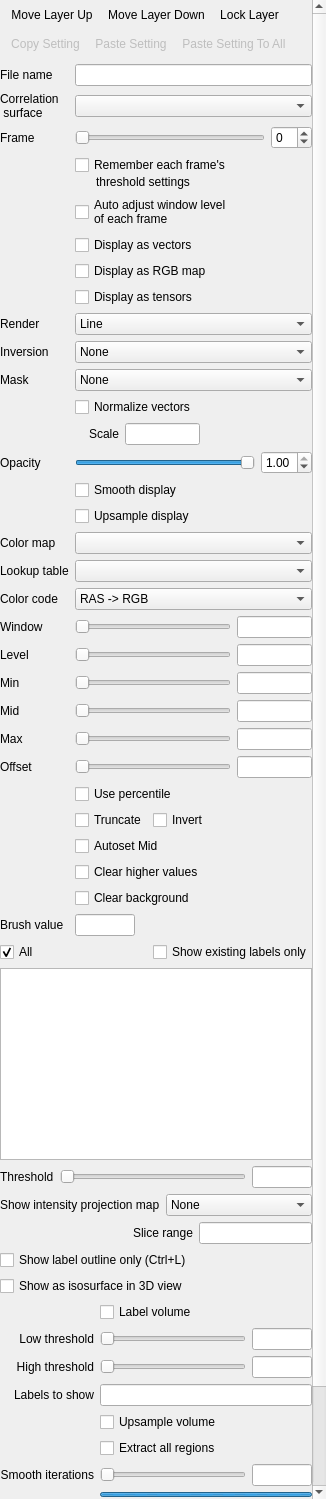
Old version of the form freeview/PanelVolume.ui in the repository freesurfer/freesurfer.
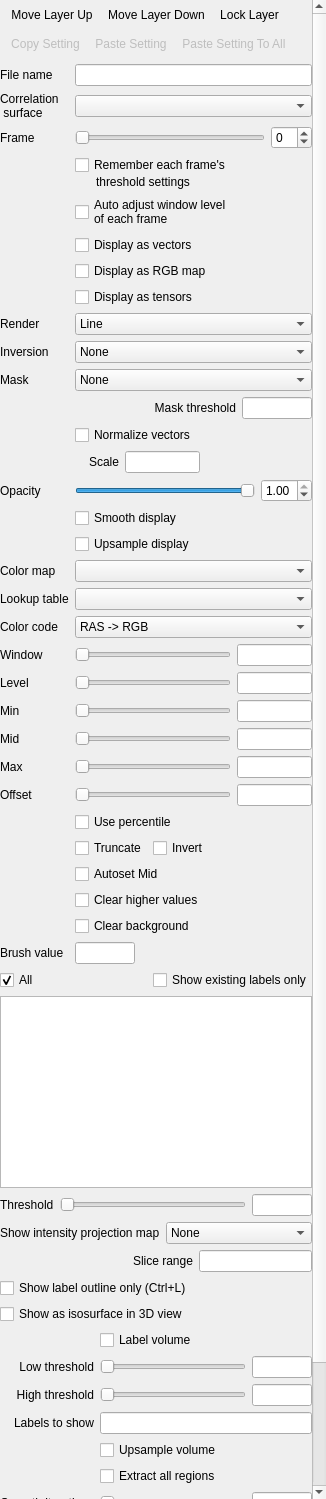
New version of the form. Icons and pictures are not drawn. Custom widgets are drawn as their Qt base class.

Commit message: option to set threshold for volume mask

What changed in the file:
```diff
--- a/freeview/PanelVolume.ui
+++ b/freeview/PanelVolume.ui
@@ -26,9 +26,9 @@
    <property name="geometry">
     <rect>
      <x>0</x>
-     <y>-214</y>
+     <y>0</y>
      <width>312</width>
-     <height>1728</height>
+     <height>1759</height>
     </rect>
    </property>
    <layout class="QVBoxLayout" name="verticalLayout">
@@ -88,31 +88,40 @@
     </item>
     <item>
      <layout class="QGridLayout" name="gridLayout_2">
-      <item row="0" column="0">
-       <widget class="QLabel" name="labelFileName">
-        <property name="text">
-         <string>File name</string>
-        </property>
-       </widget>
+      <item row="21" column="1">
+       <layout class="QHBoxLayout" name="horizontalLayout_10">
+        <item>
+         <widget class="QSlider" name="sliderLevel">
+          <property name="maximum">
+           <number>100</number>
+          </property>
+          <property name="orientation">
+           <enum>Qt::Horizontal</enum>
+          </property>
+         </widget>
+        </item>
+        <item>
+         <widget class="QLineEdit" name="lineEditLevel">
+          <property name="sizePolicy">
+           <sizepolicy hsizetype="Fixed" vsizetype="Fixed">
+            <horstretch>0</horstretch>
+            <verstretch>0</verstretch>
+           </sizepolicy>
+          </property>
+          <property name="maximumSize">
+           <size>
+            <width>75</width>
+            <height>16777215</height>
+           </size>
+          </property>
+         </widget>
+        </item>
+       </layout>
       </item>
-      <item row="0" column="1">
-       <widget class="QLineEdit" name="lineEditFileName">
-        <property name="readOnly">
-         <bool>true</bool>
-        </property>
-       </widget>
-      </item>
-      <item row="2" column="0">
-       <widget class="QLabel" name="labelFrame">
-        <property name="text">
-         <string>Frame</string>
-        </property>
-       </widget>
-      </item>
-      <item row="2" column="1">
-       <layout class="QHBoxLayout" name="horizontalLayout">
+      <item row="22" column="1">
+       <layout class="QHBoxLayout" name="horizontalLayout_9">
         <item>
-         <widget class="QSlider" name="sliderFrame">
+         <widget class="QSlider" name="sliderMin">
           <property name="maximum">
            <number>100</number>
           </property>
@@ -122,37 +131,101 @@
          </widget>
         </item>
         <item>
-         <widget class="QSpinBox" name="spinBoxFrame">
-          <property name="wrapping">
-           <bool>true</bool>
+         <widget class="QLineEdit" name="lineEditMin">
+          <property name="sizePolicy">
+           <sizepolicy hsizetype="Fixed" vsizetype="Fixed">
+            <horstretch>0</horstretch>
+            <verstretch>0</verstretch>
+           </sizepolicy>
           </property>
-          <property name="minimum">
-           <number>0</number>
+          <property name="maximumSize">
+           <size>
+            <width>75</width>
+            <height>16777215</height>
+           </size>
           </property>
          </widget>
         </item>
        </layout>
       </item>
-      <item row="5" column="1">
-       <widget class="QCheckBox" name="checkBoxDisplayVector">
-        <property name="text">
-         <string>Display as vectors</string>
-        </property>
-       </widget>
+      <item row="27" column="1">
+       <layout class="QHBoxLayout" name="horizontalLayout_17">
+        <item>
+         <widget class="QLineEdit" name="lineEditBrushValue">
+          <property name="maximumSize">
+           <size>
+            <width>60</width>
+            <height>16777215</height>
+           </size>
+          </property>
+          <property name="focusPolicy">
+           <enum>Qt::WheelFocus</enum>
+          </property>
+          <property name="toolTip">
+           <string>Enter partial name to search</string>
+          </property>
+         </widget>
+        </item>
+        <item>
+         <widget class="QLabel" name="colorLabelBrushValue">
+          <property name="minimumSize">
+           <size>
+            <width>40</width>
+            <height>0</height>
+           </size>
+          </property>
+          <property name="text">
+           <string/>
+          </property>
+          <property name="margin">
+           <number>3</number>
+          </property>
+         </widget>
+        </item>
+        <item>
+         <spacer name="horizontalSpacer">
+          <property name="orientation">
+           <enum>Qt::Horizontal</enum>
+          </property>
+          <property name="sizeHint" stdset="0">
+           <size>
+            <width>0</width>
+            <height>0</height>
+           </size>
+          </property>
+         </spacer>
+        </item>
+       </layout>
       </item>
-      <item row="7" column="1">
-       <widget class="QCheckBox" name="checkBoxDisplayTensor">
-        <property name="text">
-         <string>Display as tensors</string>
-        </property>
-       </widget>
-      </item>
-      <item row="8" column="0">
-       <widget class="QLabel" name="labelRenderObject">
-        <property name="text">
-         <string>Render</string>
-        </property>
-       </widget>
+      <item row="23" column="1">
+       <layout class="QHBoxLayout" name="horizontalLayout_7">
+        <item>
+         <widget class="QSlider" name="sliderMid">
+          <property name="maximum">
+           <number>100</number>
+          </property>
+          <property name="orientation">
+           <enum>Qt::Horizontal</enum>
+          </property>
+         </widget>
+        </item>
+        <item>
+         <widget class="QLineEdit" name="lineEditMid">
+          <property name="sizePolicy">
+           <sizepolicy hsizetype="Fixed" vsizetype="Fixed">
+            <horstretch>0</horstretch>
+            <verstretch>0</verstretch>
+           </sizepolicy>
+          </property>
+          <property name="maximumSize">
+           <size>
+            <width>75</width>
+            <height>16777215</height>
+           </size>
+          </property>
+         </widget>
+        </item>
+       </layout>
       </item>
       <item row="8" column="1">
        <widget class="QComboBox" name="comboBoxRenderObject">
@@ -173,132 +246,161 @@
         </item>
        </widget>
       </item>
-      <item row="9" column="0">
-       <widget class="QLabel" name="labelInversion">
-        <property name="text">
-         <string>Inversion</string>
-        </property>
-       </widget>
-      </item>
-      <item row="9" column="1">
-       <widget class="QComboBox" name="comboBoxInversion">
-        <item>
-         <property name="text">
-          <string>None</string>
-         </property>
-        </item>
-        <item>
-         <property name="text">
-          <string>Invert X</string>
-         </property>
-        </item>
-        <item>
-         <property name="text">
-          <string>Invert Y</string>
-         </property>
-        </item>
-        <item>
-         <property name="text">
-          <string>Invert Z</string>
-         </property>
-        </item>
-       </widget>
-      </item>
-      <item row="10" column="0">
-       <widget class="QLabel" name="labelMask">
-        <property name="text">
-         <string>Mask</string>
-        </property>
-       </widget>
-      </item>
-      <item row="10" column="1">
-       <widget class="QComboBox" name="comboBoxMask">
-        <item>
-         <property name="text">
-          <string>None</string>
-         </property>
-        </item>
-       </widget>
-      </item>
-      <item row="13" column="0">
+      <item row="14" column="0">
        <widget class="QLabel" name="labelOpacity">
         <property name="text">
          <string>Opacity</string>
         </property>
        </widget>
       </item>
-      <item row="13" column="1">
-       <layout class="QHBoxLayout" name="horizontalLayout_2">
-        <item>
-         <widget class="QSlider" name="sliderOpacity">
-          <property name="maximum">
-           <number>100</number>
-          </property>
-          <property name="value">
-           <number>100</number>
-          </property>
-          <property name="orientation">
-           <enum>Qt::Horizontal</enum>
-          </property>
-         </widget>
-        </item>
-        <item>
-         <widget class="QDoubleSpinBox" name="doubleSpinBoxOpacity">
-          <property name="maximum">
-           <double>1.000000000000000</double>
-          </property>
-          <property name="singleStep">
-           <double>0.100000000000000</double>
-          </property>
-          <property name="value">
-           <double>1.000000000000000</double>
-          </property>
-         </widget>
-        </item>
-       </layout>
-      </item>
-      <item row="14" column="1">
-       <widget class="QCheckBox" name="checkBoxSmooth">
-        <property name="text">
-         <string>Smooth display</string>
-        </property>
-       </widget>
-      </item>
       <item row="16" column="1">
-       <widget class="QComboBox" name="comboBoxColorMap"/>
-      </item>
-      <item row="15" column="1">
        <widget class="QCheckBox" name="checkBoxUpsample">
         <property name="text">
          <string>Upsample display</string>
         </property>
        </widget>
       </item>
-      <item row="16" column="0">
-       <widget class="QLabel" name="labelColorMap">
-        <property name="text">
-         <string>Color map</string>
-        </property>
-       </widget>
+      <item row="13" column="1">
+       <layout class="QHBoxLayout" name="horizontalLayout_8">
+        <item>
+         <spacer name="horizontalSpacer_6">
+          <property name="orientation">
+           <enum>Qt::Horizontal</enum>
+          </property>
+          <property name="sizeType">
+           <enum>QSizePolicy::Fixed</enum>
+          </property>
+          <property name="sizeHint" stdset="0">
+           <size>
+            <width>14</width>
+            <height>0</height>
+           </size>
+          </property>
+         </spacer>
+        </item>
+        <item>
+         <widget class="QLabel" name="labelVectorScale">
+          <property name="text">
+           <string>Scale</string>
+          </property>
+          <property name="alignment">
+           <set>Qt::AlignRight|Qt::AlignTrailing|Qt::AlignVCenter</set>
+          </property>
+          <property name="margin">
+           <number>0</number>
+          </property>
+          <property name="indent">
+           <number>-1</number>
+          </property>
+         </widget>
+        </item>
+        <item>
+         <widget class="QLineEdit" name="lineEditVectorScale">
+          <property name="sizePolicy">
+           <sizepolicy hsizetype="Fixed" vsizetype="Fixed">
+            <horstretch>0</horstretch>
+            <verstretch>0</verstretch>
+           </sizepolicy>
+          </property>
+          <property name="maximumSize">
+           <size>
+            <width>75</width>
+            <height>16777215</height>
+           </size>
+          </property>
+         </widget>
+        </item>
+        <item>
+         <spacer name="horizontalSpacer_5">
+          <property name="orientation">
+           <enum>Qt::Horizontal</enum>
+          </property>
+          <property name="sizeHint" stdset="0">
+           <size>
+            <width>0</width>
+            <height>0</height>
+           </size>
+          </property>
+         </spacer>
+        </item>
+       </layout>
       </item>
-      <item row="17" column="1">
-       <widget class="QComboBox" name="comboBoxLookUpTable"/>
-      </item>
-      <item row="17" column="0">
-       <widget class="QLabel" name="labelLookUpTable">
-        <property name="text">
-         <string>Lookup table</string>
-        </property>
-       </widget>
-      </item>
-      <item row="18" column="0">
-       <widget class="QLabel" name="labelDirectionCode">
-        <property name="text">
-         <string>Color code</string>
-        </property>
-       </widget>
+      <item row="25" column="1">
+       <layout class="QHBoxLayout" name="horizontalLayout_14">
+        <item>
+         <widget class="QSlider" name="sliderOffset">
+          <property name="maximum">
+           <number>100</number>
+          </property>
+          <property name="orientation">
+           <enum>Qt::Horizontal</enum>
+          </property>
+         </widget>
+        </item>
+        <item>
+         <widget class="QLineEdit" name="lineEditOffset">
+          <property name="sizePolicy">
+           <sizepolicy hsizetype="Fixed" vsizetype="Fixed">
+            <horstretch>0</horstretch>
+            <verstretch>0</verstretch>
+           </sizepolicy>
+          </property>
+          <property name="maximumSize">
+           <size>
+            <width>75</width>
+            <height>16777215</height>
+           </size>
+          </property>
+         </widget>
+        </item>
+       </layout>
       </item>
       <item row="18" column="1">
+       <widget class="QComboBox" name="comboBoxLookUpTable"/>
+      </item>
+      <item row="21" column="0">
+       <widget class="QLabel" name="labelLevel">
+        <property name="text">
+         <string>Level</string>
+        </property>
+       </widget>
+      </item>
+      <item row="20" column="0">
+       <widget class="QLabel" name="labelWindow">
+        <property name="text">
+         <string>Window</string>
+        </property>
+       </widget>
+      </item>
+      <item row="2" column="0">
+       <widget class="QLabel" name="labelFrame">
+        <property name="text">
+         <string>Frame</string>
+        </property>
+       </widget>
+      </item>
+      <item row="8" column="0">
+       <widget class="QLabel" name="labelRenderObject">
+        <property name="text">
+         <string>Render</string>
+        </property>
+       </widget>
+      </item>
+      <item row="6" column="1">
+       <widget class="QCheckBox" name="checkBoxDisplayRGB">
+        <property name="text">
+         <string>Display as RGB map</string>
+        </property>
+       </widget>
+      </item>
+      <item row="25" column="0">
+       <widget class="QLabel" name="labelOffset">
+        <property name="text">
+         <string>Offset</string>
+        </property>
+       </widget>
+      </item>
+      <item row="19" column="1">
        <widget class="QComboBox" name="comboBoxDirectionCode">
         <item>
          <property name="text">
@@ -332,158 +434,89 @@
         </item>
        </widget>
       </item>
-      <item row="19" column="0">
-       <widget class="QLabel" name="labelWindow">
-        <property name="text">
-         <string>Window</string>
+      <item row="3" column="1">
+       <layout class="QVBoxLayout" name="verticalLayout_2">
+        <property name="spacing">
+         <number>0</number>
         </property>
-       </widget>
-      </item>
-      <item row="19" column="1">
-       <layout class="QHBoxLayout" name="horizontalLayout_6">
         <item>
-         <widget class="QSlider" name="sliderWindow">
-          <property name="maximum">
-           <number>100</number>
+         <widget class="QCheckBox" name="checkBoxRememberFrame">
+          <property name="text">
+           <string>Remember each frame's</string>
           </property>
-          <property name="orientation">
-           <enum>Qt::Horizontal</enum>
-          </property>
          </widget>
         </item>
         <item>
-         <widget class="QLineEdit" name="lineEditWindow">
+         <widget class="QLabel" name="labelRememberFrame">
           <property name="sizePolicy">
-           <sizepolicy hsizetype="Fixed" vsizetype="Fixed">
-            <horstretch>0</horstretch>
+           <sizepolicy hsizetype="Preferred" vsizetype="Preferred">
+            <horstretch>1</horstretch>
             <verstretch>0</verstretch>
            </sizepolicy>
           </property>
-          <property name="maximumSize">
-           <size>
-            <width>75</width>
-            <height>16777215</height>
-           </size>
+          <property name="text">
+           <string>threshold settings</string>
           </property>
-         </widget>
-        </item>
-       </layout>
-      </item>
-      <item row="20" column="0">
-       <widget class="QLabel" name="labelLevel">
-        <property name="text">
-         <string>Level</string>
-        </property>
-       </widget>
-      </item>
-      <item row="1" column="1">
-       <widget class="QComboBox" name="comboBoxCorrelationSurface"/>
-      </item>
-      <item row="20" column="1">
-       <layout class="QHBoxLayout" name="horizontalLayout_10">
-        <item>
-         <widget class="QSlider" name="sliderLevel">
-          <property name="maximum">
-           <number>100</number>
+          <property name="wordWrap">
+           <bool>true</bool>
           </property>
-          <property name="orientation">
-           <enum>Qt::Horizontal</enum>
+          <property name="indent">
+           <number>21</number>
           </property>
          </widget>
         </item>
-        <item>
-         <widget class="QLineEdit" name="lineEditLevel">
-          <property name="sizePolicy">
-           <sizepolicy hsizetype="Fixed" vsizetype="Fixed">
-            <horstretch>0</horstretch>
-            <verstretch>0</verstretch>
-           </sizepolicy>
-          </property>
-          <property name="maximumSize">
-           <size>
-            <width>75</width>
-            <height>16777215</height>
-           </size>
-          </property>
-         </widget>
-        </item>
        </layout>
       </item>
-      <item row="21" column="0">
-       <widget class="QLabel" name="labelMin">
-        <property name="text">
-         <string>Min</string>
-        </property>
-       </widget>
+      <item row="17" column="1">
+       <widget class="QComboBox" name="comboBoxColorMap"/>
       </item>
-      <item row="21" column="1">
-       <layout class="QHBoxLayout" name="horizontalLayout_9">
+      <item row="10" column="1">
+       <widget class="QComboBox" name="comboBoxMask">
         <item>
-         <widget class="QSlider" name="sliderMin">
-          <property name="maximum">
-           <number>100</number>
-          </property>
-          <property name="orientation">
-           <enum>Qt::Horizontal</enum>
-          </property>
-         </widget>
+         <property name="text">
+          <string>None</string>
+         </property>
         </item>
-        <item>
-         <widget class="QLineEdit" name="lineEditMin">
-          <property name="sizePolicy">
-           <sizepolicy hsizetype="Fixed" vsizetype="Fixed">
-            <horstretch>0</horstretch>
-            <verstretch>0</verstretch>
-           </sizepolicy>
-          </property>
-          <property name="maximumSize">
-           <size>
-            <width>75</width>
-            <height>16777215</height>
-           </size>
-          </property>
-         </widget>
-        </item>
-       </layout>
+       </widget>
       </item>
-      <item row="22" column="0">
-       <widget class="QLabel" name="labelMid">
+      <item row="27" column="0">
+       <widget class="QLabel" name="labelBrushValue">
         <property name="text">
-         <string>Mid</string>
+         <string>Brush value</string>
         </property>
        </widget>
       </item>
-      <item row="22" column="1">
-       <layout class="QHBoxLayout" name="horizontalLayout_7">
+      <item row="14" column="1">
+       <layout class="QHBoxLayout" name="horizontalLayout_2">
         <item>
-         <widget class="QSlider" name="sliderMid">
+         <widget class="QSlider" name="sliderOpacity">
           <property name="maximum">
            <number>100</number>
           </property>
+          <property name="value">
+           <number>100</number>
+          </property>
           <property name="orientation">
            <enum>Qt::Horizontal</enum>
           </property>
          </widget>
         </item>
         <item>
-         <widget class="QLineEdit" name="lineEditMid">
-          <property name="sizePolicy">
-           <sizepolicy hsizetype="Fixed" vsizetype="Fixed">
-            <horstretch>0</horstretch>
-            <verstretch>0</verstretch>
-           </sizepolicy>
+         <widget class="QDoubleSpinBox" name="doubleSpinBoxOpacity">
+          <property name="maximum">
+           <double>1.000000000000000</double>
           </property>
-          <property name="maximumSize">
-           <size>
-            <width>75</width>
-            <height>16777215</height>
-           </size>
+          <property name="singleStep">
+           <double>0.100000000000000</double>
           </property>
+          <property name="value">
+           <double>1.000000000000000</double>
+          </property>
          </widget>
         </item>
        </layout>
       </item>
-      <item row="23" column="1">
+      <item row="24" column="1">
        <layout class="QHBoxLayout" name="horizontalLayout_11">
         <item>
          <widget class="QSlider" name="sliderMax">
@@ -513,44 +546,43 @@
         </item>
        </layout>
       </item>
+      <item row="0" column="0">
+       <widget class="QLabel" name="labelFileName">
+        <property name="text">
+         <string>File name</string>
+        </property>
+       </widget>
+      </item>
+      <item row="22" column="0">
+       <widget class="QLabel" name="labelMin">
+        <property name="text">
+         <string>Min</string>
+        </property>
+       </widget>
+      </item>
+      <item row="12" column="1">
+       <widget class="QCheckBox" name="checkBoxNormalizeVectors">
+        <property name="text">
+         <string>Normalize vectors</string>
+        </property>
+       </widget>
+      </item>
+      <item row="4" column="1">
+       <widget class="QCheckBox" name="checkBoxAutoAdjustFrameLevel">
+        <property name="text">
+         <string>Auto adjust window level 
+of each frame</string>
+        </property>
+       </widget>
+      </item>
       <item row="24" column="0">
-       <widget class="QLabel" name="labelOffset">
+       <widget class="QLabel" name="labelMax">
         <property name="text">
-         <string>Offset</string>
+         <string>Max</string>
         </property>
        </widget>
       </item>
-      <item row="24" column="1">
-       <layout class="QHBoxLayout" name="horizontalLayout_14">
-        <item>
-         <widget class="QSlider" name="sliderOffset">
-          <property name="maximum">
-           <number>100</number>
-          </property>
-          <property name="orientation">
-           <enum>Qt::Horizontal</enum>
-          </property>
-         </widget>
-        </item>
-        <item>
-         <widget class="QLineEdit" name="lineEditOffset">
-          <property name="sizePolicy">
-           <sizepolicy hsizetype="Fixed" vsizetype="Fixed">
-            <horstretch>0</horstretch>
-            <verstretch>0</verstretch>
-           </sizepolicy>
-          </property>
-          <property name="maximumSize">
-           <size>
-            <width>75</width>
-            <height>16777215</height>
-           </size>
-          </property>
-         </widget>
-        </item>
-       </layout>
-      </item>
-      <item row="25" column="1">
+      <item row="26" column="1">
        <layout class="QGridLayout" name="gridLayout">
         <item row="1" column="0">
          <widget class="QCheckBox" name="checkBoxTruncate">
@@ -609,101 +641,132 @@
         </item>
        </layout>
       </item>
-      <item row="26" column="0">
-       <widget class="QLabel" name="labelBrushValue">
+      <item row="2" column="1">
+       <layout class="QHBoxLayout" name="horizontalLayout">
+        <item>
+         <widget class="QSlider" name="sliderFrame">
+          <property name="maximum">
+           <number>100</number>
+          </property>
+          <property name="orientation">
+           <enum>Qt::Horizontal</enum>
+          </property>
+         </widget>
+        </item>
+        <item>
+         <widget class="QSpinBox" name="spinBoxFrame">
+          <property name="wrapping">
+           <bool>true</bool>
+          </property>
+          <property name="minimum">
+           <number>0</number>
+          </property>
+         </widget>
+        </item>
+       </layout>
+      </item>
+      <item row="0" column="1">
+       <widget class="QLineEdit" name="lineEditFileName">
+        <property name="readOnly">
+         <bool>true</bool>
+        </property>
+       </widget>
+      </item>
+      <item row="19" column="0">
+       <widget class="QLabel" name="labelDirectionCode">
         <property name="text">
-         <string>Brush value</string>
+         <string>Color code</string>
         </property>
        </widget>
       </item>
-      <item row="26" column="1">
-       <layout class="QHBoxLayout" name="horizontalLayout_17">
+      <item row="15" column="1">
+       <widget class="QCheckBox" name="checkBoxSmooth">
+        <property name="text">
+         <string>Smooth display</string>
+        </property>
+       </widget>
+      </item>
+      <item row="5" column="1">
+       <widget class="QCheckBox" name="checkBoxDisplayVector">
+        <property name="text">
+         <string>Display as vectors</string>
+        </property>
+       </widget>
+      </item>
+      <item row="7" column="1">
+       <widget class="QCheckBox" name="checkBoxDisplayTensor">
+        <property name="text">
+         <string>Display as tensors</string>
+        </property>
+       </widget>
+      </item>
+      <item row="10" column="0">
+       <widget class="QLabel" name="labelMask">
+        <property name="text">
+         <string>Mask</string>
+        </property>
+       </widget>
+      </item>
+      <item row="20" column="1">
+       <layout class="QHBoxLayout" name="horizontalLayout_6">
         <item>
-         <widget class="QLineEdit" name="lineEditBrushValue">
+         <widget class="QSlider" name="sliderWindow">
+          <property name="maximum">
+           <number>100</number>
+          </property>
+          <property name="orientation">
+           <enum>Qt::Horizontal</enum>
+          </property>
+         </widget>
+        </item>
+        <item>
+         <widget class="QLineEdit" name="lineEditWindow">
+          <property name="sizePolicy">
+           <sizepolicy hsizetype="Fixed" vsizetype="Fixed">
+            <horstretch>0</horstretch>
+            <verstretch>0</verstretch>
+           </sizepolicy>
+          </property>
           <property name="maximumSize">
            <size>
-            <width>60</width>
+            <width>75</width>
             <height>16777215</height>
            </size>
           </property>
-          <property name="focusPolicy">
-           <enum>Qt::WheelFocus</enum>
-          </property>
-          <property name="toolTip">
-           <string>Enter partial name to search</string>
-          </property>
          </widget>
         </item>
-        <item>
-         <widget class="QLabel" name="colorLabelBrushValue">
-          <property name="minimumSize">
-           <size>
-            <width>40</width>
-            <height>0</height>
-           </size>
-          </property>
-          <property name="text">
-           <string/>
-          </property>
-          <property name="margin">
-           <number>3</number>
-          </property>
-         </widget>
-        </item>
-        <item>
-         <spacer name="horizontalSpacer">
-          <property name="orientation">
-           <enum>Qt::Horizontal</enum>
-          </property>
-          <property name="sizeHint" stdset="0">
-           <size>
-            <width>0</width>
-            <height>0</height>
-           </size>
-          </property>
-         </spacer>
-        </item>
        </layout>
       </item>
       <item row="23" column="0">
-       <widget class="QLabel" name="labelMax">
+       <widget class="QLabel" name="labelMid">
         <property name="text">
-         <string>Max</string>
+         <string>Mid</string>
         </property>
        </widget>
       </item>
-      <item row="3" column="1">
-       <layout class="QVBoxLayout" name="verticalLayout_2">
-        <property name="spacing">
-         <number>0</number>
-        </property>
+      <item row="9" column="1">
+       <widget class="QComboBox" name="comboBoxInversion">
         <item>
-         <widget class="QCheckBox" name="checkBoxRememberFrame">
-          <property name="text">
-           <string>Remember each frame's</string>
-          </property>
-         </widget>
+         <property name="text">
+          <string>None</string>
+         </property>
         </item>
         <item>
-         <widget class="QLabel" name="labelRememberFrame">
-          <property name="sizePolicy">
-           <sizepolicy hsizetype="Preferred" vsizetype="Preferred">
-            <horstretch>1</horstretch>
-            <verstretch>0</verstretch>
-           </sizepolicy>
-          </property>
-          <property name="text">
-           <string>threshold settings</string>
-          </property>
-          <property name="wordWrap">
-           <bool>true</bool>
-          </property>
-          <property name="indent">
-           <number>21</number>
-          </property>
-         </widget>
+         <property name="text">
+          <string>Invert X</string>
+         </property>
         </item>
-       </layout>
+        <item>
+         <property name="text">
+          <string>Invert Y</string>
+         </property>
+        </item>
+        <item>
+         <property name="text">
+          <string>Invert Z</string>
+         </property>
+        </item>
+       </widget>
       </item>
       <item row="1" column="0">
        <widget class="QLabel" name="labelCorrelationSurface">
@@ -713,43 +776,49 @@
         </property>
        </widget>
       </item>
-      <item row="4" column="1">
-       <widget class="QCheckBox" name="checkBoxAutoAdjustFrameLevel">
+      <item row="17" column="0">
+       <widget class="QLabel" name="labelColorMap">
         <property name="text">
-         <string>Auto adjust window level 
-of each frame</string>
+         <string>Color map</string>
+        </property>
+       </widget>
+      </item>
+      <item row="18" column="0">
+       <widget class="QLabel" name="labelLookUpTable">
+        <property name="text">
+         <string>Lookup table</string>
+        </property>
+       </widget>
+      </item>
+      <item row="1" column="1">
+       <widget class="QComboBox" name="comboBoxCorrelationSurface"/>
+      </item>
+      <item row="9" column="0">
+       <widget class="QLabel" name="labelInversion">
+        <property name="text">
+         <string>Inversion</string>
         </property>
        </widget>
       </item>
       <item row="11" column="1">
-       <widget class="QCheckBox" name="checkBoxNormalizeVectors">
-        <property name="text">
-         <string>Normalize vectors</string>
-        </property>
-       </widget>
-      </item>
-      <item row="12" column="1">
-       <layout class="QHBoxLayout" name="horizontalLayout_8">
+       <layout class="QHBoxLayout" name="horizontalLayout_20">
         <item>
-         <spacer name="horizontalSpacer_6">
+         <spacer name="horizontalSpacer_9">
           <property name="orientation">
            <enum>Qt::Horizontal</enum>
           </property>
-          <property name="sizeType">
-           <enum>QSizePolicy::Fixed</enum>
-          </property>
           <property name="sizeHint" stdset="0">
            <size>
-            <width>14</width>
+            <width>0</width>
             <height>0</height>
            </size>
           </property>
          </spacer>
         </item>
         <item>
-         <widget class="QLabel" name="labelVectorScale">
+         <widget class="QLabel" name="labelMaskThreshold">
           <property name="text">
-           <string>Scale</string>
+           <string>Mask threshold</string>
           </property>
           <property name="alignment">
            <set>Qt::AlignRight|Qt::AlignTrailing|Qt::AlignVCenter</set>
@@ -763,43 +832,23 @@
          </widget>
         </item>
         <item>
-         <widget class="QLineEdit" name="lineEditVectorScale">
+         <widget class="QLineEdit" name="lineEditMaskThreshold">
           <property name="sizePolicy">
-           <sizepolicy hsizetype="Fixed" vsizetype="Fixed">
+           <sizepolicy hsizetype="Fixed" vsizetype="Preferred">
             <horstretch>0</horstretch>
             <verstretch>0</verstretch>
            </sizepolicy>
           </property>
           <property name="maximumSize">
            <size>
-            <width>75</width>
+            <width>70</width>
             <height>16777215</height>
            </size>
           </property>
          </widget>
         </item>
-        <item>
-         <spacer name="horizontalSpacer_5">
-          <property name="orientation">
-           <enum>Qt::Horizontal</enum>
-          </property>
-          <property name="sizeHint" stdset="0">
-           <size>
-            <width>0</width>
-            <height>0</height>
-           </size>
-          </property>
-         </spacer>
-        </item>
        </layout>
       </item>
-      <item row="6" column="1">
-       <widget class="QCheckBox" name="checkBoxDisplayRGB">
-        <property name="text">
-         <string>Display as RGB map</string>
-        </property>
-       </widget>
-      </item>
      </layout>
     </item>
     <item>
```
Left out of the diff: 125 changed lines with no effect on the pictures. The commit also changes 5 other files.
